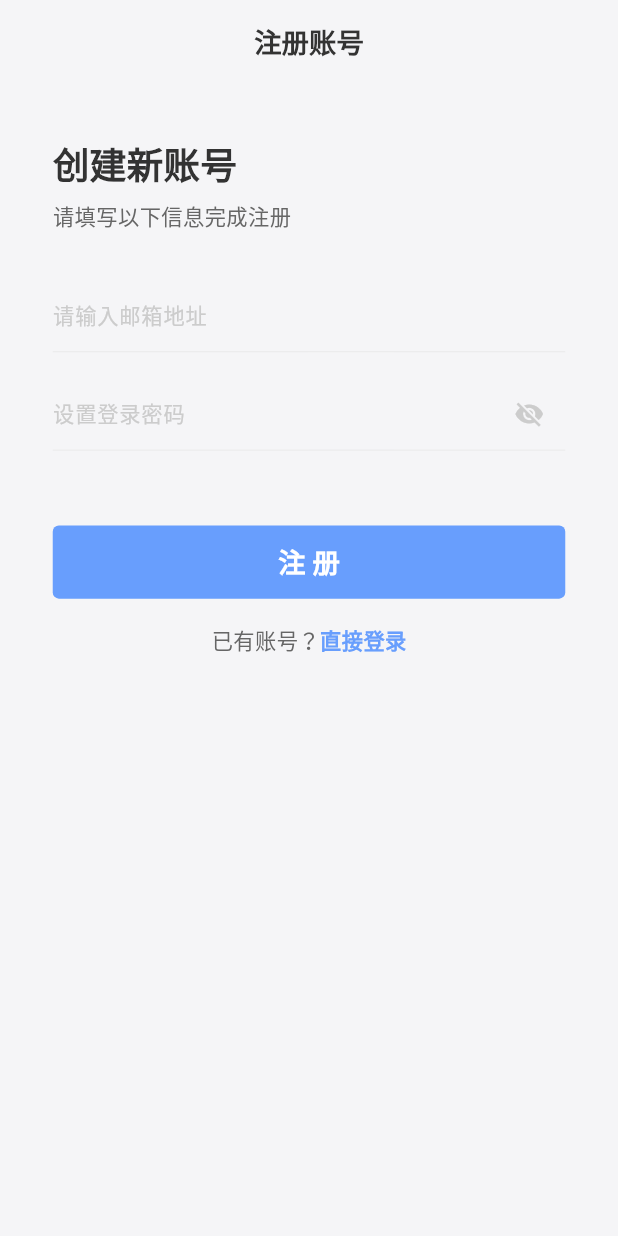
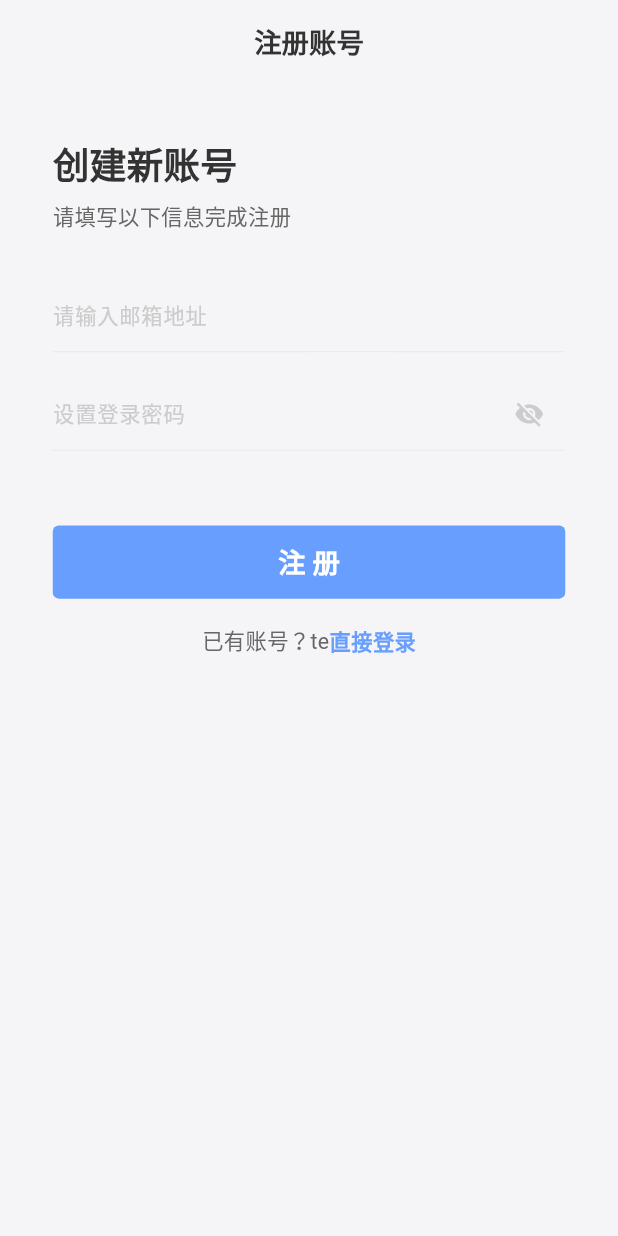
Before and after one commit to wllcyg/flutter-example-wll, a Flutter app: the RegisterPage screen opened by its route, on a phone screen of 412 x 824 dp. Run offline on Flutter 3.47's test engine with Material 3 defaults, Android fonts, the light colour scheme and no system bars; our stand-ins replace badges, cached_network_image, connectivity_plus, device_info_plus, dio, dotted_border and 35 more; missing offline and left inert: flutter_downloader, flutter_quill, mobile_scanner; accounts and stored records are empty; generated files the repository leaves out were written again; network calls fail.

```diff
--- a/lib/pages/register/register_page.dart
+++ b/lib/pages/register/register_page.dart
@@ -137,7 +137,7 @@ class RegisterPage extends HookConsumerWidget {
                 mainAxisAlignment: MainAxisAlignment.center,
                 children: [
                   Text(
-                    '已有账号？',
+                    '已有账号？te',
                     style: TextStyle(
                       fontSize: AppDimens.font14,
                       color: AppColors.textSecondary,
```
